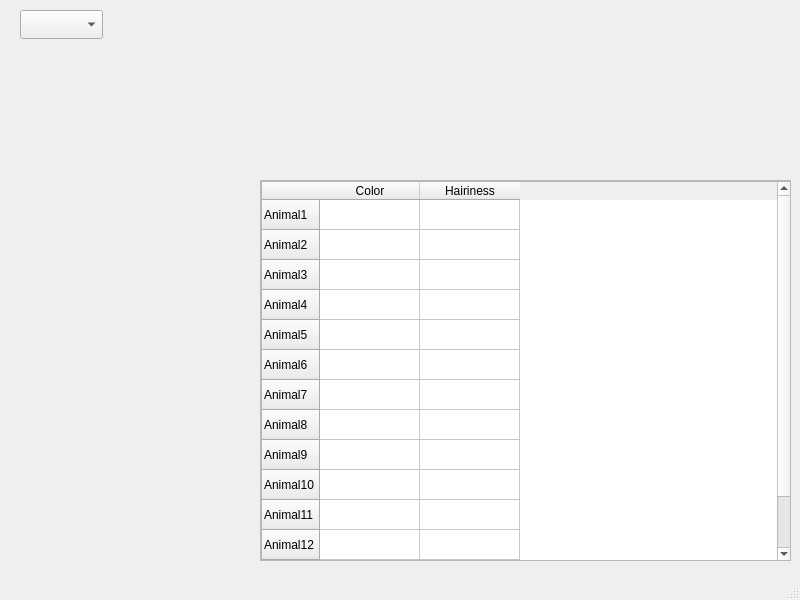
The window that qt/WorldOfSwag_ADN/mainwindow.ui (Agurato/Graine_DNA) describes before a commit, drawn with Qt 5.
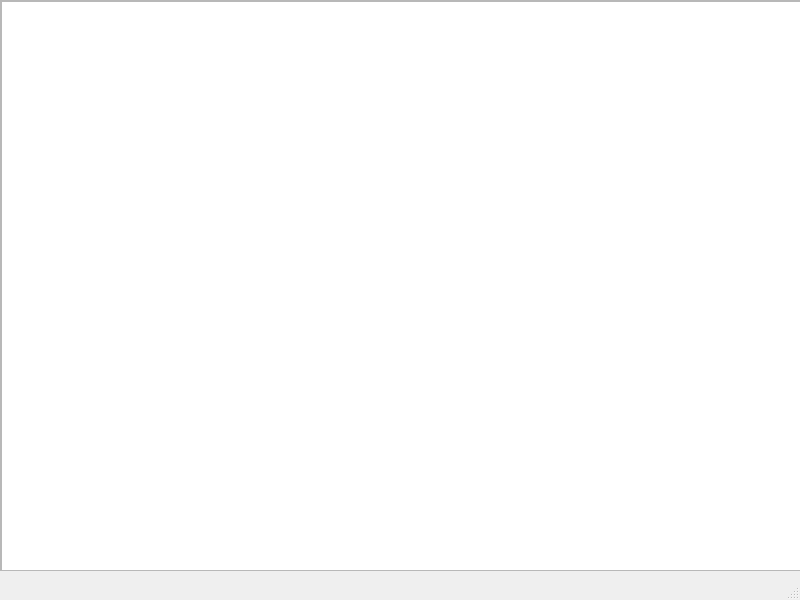
The same window after the commit.

The edit to the form file:
```diff
--- a/qt/WorldOfSwag_ADN/mainwindow.ui
+++ b/qt/WorldOfSwag_ADN/mainwindow.ui
@@ -14,23 +14,13 @@
    <string>WorldOfSwag - ADN</string>
   </property>
   <widget class="QWidget" name="centralwidget">
-   <widget class="QComboBox" name="comboBox">
-    <property name="geometry">
-     <rect>
-      <x>20</x>
-      <y>10</y>
-      <width>83</width>
-      <height>29</height>
-     </rect>
-    </property>
-   </widget>
    <widget class="QScrollArea" name="scrollArea">
     <property name="geometry">
      <rect>
-      <x>260</x>
-      <y>180</y>
-      <width>531</width>
-      <height>381</height>
+      <x>0</x>
+      <y>0</y>
+      <width>801</width>
+      <height>571</height>
      </rect>
     </property>
     <property name="widgetResizable">
@@ -41,8 +31,8 @@
       <rect>
        <x>0</x>
        <y>0</y>
-       <width>529</width>
-       <height>379</height>
+       <width>799</width>
+       <height>569</height>
       </rect>
      </property>
      <widget class="QTableWidget" name="tableWidget">
@@ -50,95 +40,10 @@
        <rect>
         <x>0</x>
         <y>0</y>
-        <width>531</width>
-        <height>381</height>
+        <width>801</width>
+        <height>571</height>
        </rect>
       </property>
-      <row>
-       <property name="text">
-        <string>Animal1</string>
-       </property>
-      </row>
-      <row>
-       <property name="text">
-        <string>Animal2</string>
-       </property>
-      </row>
-      <row>
-       <property name="text">
-        <string>Animal3</string>
-       </property>
-      </row>
-      <row>
-       <property name="text">
-        <string>Animal4</string>
-       </property>
-      </row>
-      <row>
-       <property name="text">
-        <string>Animal5</string>
-       </property>
-      </row>
-      <row>
-       <property name="text">
-        <string>Animal6</string>
-       </property>
-      </row>
-      <row>
-       <property name="text">
-        <string>Animal7</string>
-       </property>
-      </row>
-      <row>
-       <property name="text">
-        <string>Animal8</string>
-       </property>
-      </row>
-      <row>
-       <property name="text">
-        <string>Animal9</string>
-       </property>
-      </row>
-      <row>
-       <property name="text">
-        <string>Animal10</string>
-       </property>
-      </row>
-      <row>
-       <property name="text">
-        <string>Animal11</string>
-       </property>
-      </row>
-      <row>
-       <property name="text">
-        <string>Animal12</string>
-       </property>
-      </row>
-      <row>
-       <property name="text">
-        <string>Animal13</string>
-       </property>
-      </row>
-      <row>
-       <property name="text">
-        <string>Animal14</string>
-       </property>
-      </row>
-      <column>
-       <property name="text">
-        <string>Color</string>
-       </property>
-      </column>
-      <column>
-       <property name="text">
-        <string>Hairiness</string>
-       </property>
-      </column>
-      <item row="0" column="0">
-       <property name="text">
-        <string/>
-       </property>
-      </item>
      </widget>
     </widget>
    </widget>
```
